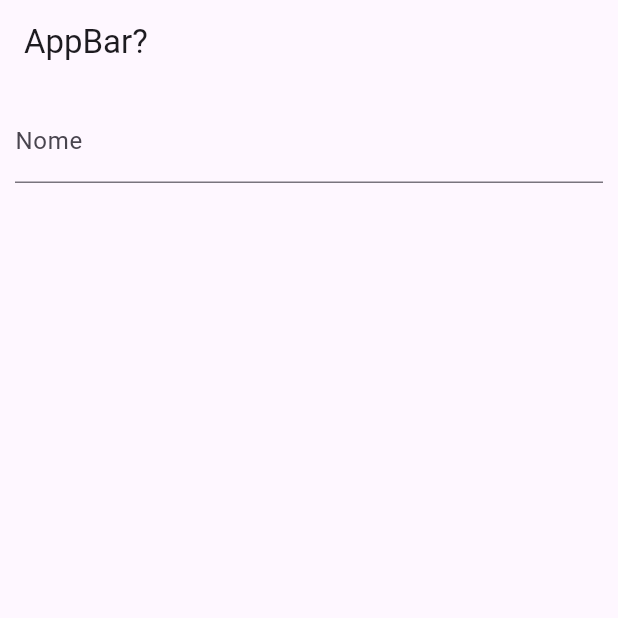
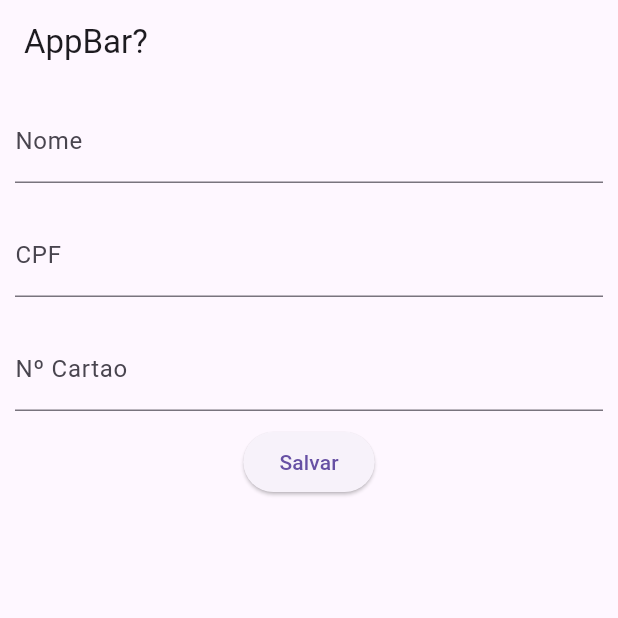
Before and after one commit to FArteche/Flutter_DB, a Flutter app: the screen it shows after launch, on a phone screen of 412 x 824 dp, the top half of it. Run offline on Flutter 3.47's test engine with Material 3 defaults, Android fonts, the phone set to English and light mode, and no system bars; our stand-ins replace sqflite; accounts and stored records are empty.

Commit message:
Algo A mais

```diff
--- a/lib/main.dart
+++ b/lib/main.dart
@@ -1,4 +1,6 @@
 import 'package:flutter/material.dart';
+import 'package:trabalho_2/Pessoa.dart';
+import 'package:trabalho_2/PessoaDAO.dart';
 
 void main() {
   runApp(const MyApp());
@@ -18,26 +20,135 @@ class MyApp extends StatelessWidget {
 
 class Pagina1 extends StatefulWidget {
   const Pagina1({super.key});
-
   @override
   State<Pagina1> createState() => _Pagina1State();
 }
 
 class _Pagina1State extends State<Pagina1> {
+  final Pessoadao _pessoaDAO = Pessoadao();
+
+  final TextEditingController _nomeController = TextEditingController();
+  final TextEditingController _cpfcontroller = TextEditingController();
+  final TextEditingController _cartaoController = TextEditingController();
+
+  Pessoa? _pessoaAtual;
+
+  @override
+  void initState() {
+    super.initState();
+    _loadPessoas();
+  }
+
+  List<Pessoa> _listaPessoas = [];
+
+  void _loadPessoas() async {
+    List<Pessoa> listaTemp = await _pessoaDAO.selectPessoa();
+    setState(() {
+      _listaPessoas = listaTemp;
+    });
+  }
+
+  void _editarPessoa(Pessoa pessoa) {
+    setState(
+      () {
+        _pessoaAtual = pessoa;
+        _nomeController.text = pessoa.nome;
+        _cpfcontroller.text = pessoa.cpf;
+        _cartaoController.text = pessoa.credcard;
+      },
+    );
+  }
+
+  Future<void> _deletePessoa(int index) async {
+    await _pessoaDAO.deletePessoa(
+      Pessoa(
+        id: index,
+        nome: '',
+        cpf: '',
+        credcard: '',
+      ),
+    );
+    _loadPessoas();
+  }
+
+  Future<void> _salvarOuEditar() async {
+    if (_pessoaAtual == null) {
+      await _pessoaDAO.insertPessoa(
+        Pessoa(
+            nome: _nomeController.text,
+            cpf: _cpfcontroller.text,
+            credcard: _cartaoController.text),
+      );
+    } else {
+      _pessoaAtual?.nome = _nomeController.text;
+      _pessoaAtual?.cpf = _cpfcontroller.text;
+      _pessoaAtual?.credcard = _cartaoController.text;
+      await _pessoaDAO.updatePessoa(_pessoaAtual!);
+    }
+    _nomeController.clear();
+    _cpfcontroller.clear();
+    _cartaoController.clear();
+    setState(
+      () {
+        _pessoaAtual = null;
+      },
+    );
+    _loadPessoas();
+  }
+
   @override
   Widget build(BuildContext context) {
     return Scaffold(
       appBar: AppBar(
-        title: Text('AppBar?'),
+        title: const Text('AppBar?'),
       ),
-      body: const Column(
+      body: Column(
         children: [
-          Padding(padding: EdgeInsets.all(10.0),
-          child: TextField(
-            decoration: InputDecoration(
-              labelText: 'Nome'
+          Padding(
+            padding: const EdgeInsets.all(10.0),
+            child: TextField(
+              controller: _nomeController,
+              decoration: const InputDecoration(labelText: 'Nome'),
             ),
-          ),),
+          ),
+          Padding(
+            padding: const EdgeInsets.all(10.0),
+            child: TextField(
+              controller: _cpfcontroller,
+              decoration: const InputDecoration(labelText: 'CPF'),
+            ),
+          ),
+          Padding(
+            padding: const EdgeInsets.all(10.0),
+            child: TextField(
+              controller: _cartaoController,
+              decoration: const InputDecoration(labelText: 'Nº Cartao'),
+            ),
+          ),
+          ElevatedButton(
+            onPressed: _salvarOuEditar,
+            child: Text(_pessoaAtual == null ? 'Salvar' : 'Atualizar'),
+          ),
+          Expanded(
+            child: ListView.builder(
+              itemCount: _listaPessoas.length,
+              itemBuilder: (context, index) {
+                final Pessoa pessoa = _listaPessoas[index];
+                return ListTile(
+                  title: Text('Nome: ${pessoa.nome} - CPF: ${pessoa.cpf}'),
+                  trailing: IconButton(
+                    onPressed: () {
+                      _deletePessoa(pessoa.id!);
+                    },
+                    icon: const Icon(Icons.delete),
+                  ),
+                  onTap: () {
+                    _editarPessoa(pessoa);
+                  },
+                );
+              },
+            ),
+          ),
         ],
       ),
     );
```
